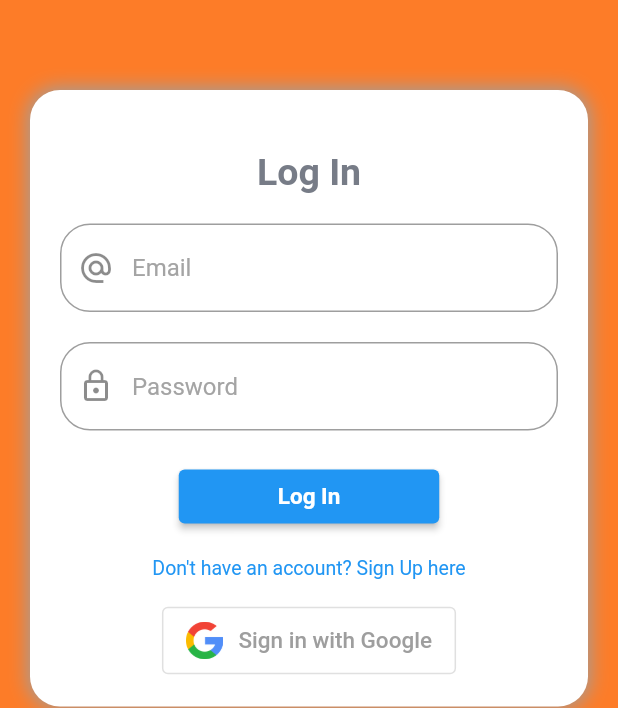
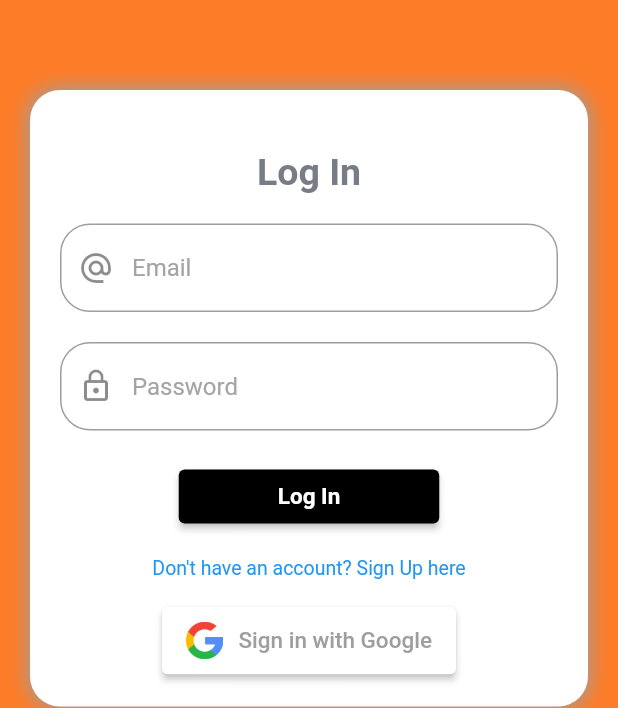
Before and after one commit to G-Sackey/bookify, a Flutter app: the screen it shows after launch, on a phone screen of 412 x 824 dp, the part 528-1236 px from its top. Run offline on Flutter 3.47's test engine with Material 2 defaults, Android fonts, the phone set to English and light mode, and no system bars; our stand-ins replace cloud_firestore, firebase_auth, firebase_core, google_sign_in; missing offline and left inert: dart:ffi; accounts and stored records are empty.

```diff
--- a/bookify/lib/screens/login/localwidgets/login_form.dart
+++ b/bookify/lib/screens/login/localwidgets/login_form.dart
@@ -60,7 +60,8 @@ class _ourLoginFormState extends State<ourLoginForm> {
   }
 
   Widget _googleButton() {
-    return OutlinedButton(
+    return ElevatedButton(
+      style: ElevatedButton.styleFrom(backgroundColor: Colors.white),
       onPressed: () {
         _loginUser(
           type: LoginType.google,
@@ -134,6 +135,7 @@ class _ourLoginFormState extends State<ourLoginForm> {
             height: 20,
           ),
           ElevatedButton(
+            style: ElevatedButton.styleFrom(backgroundColor: Colors.black),
             onPressed: () {
               _loginUser(
                   type: LoginType.email,
```
Also changed, not shown: bookify/lib/services/database.dart (+4 -4 lines), bookify/lib/states/currentuser.dart (+15 -12 lines).
